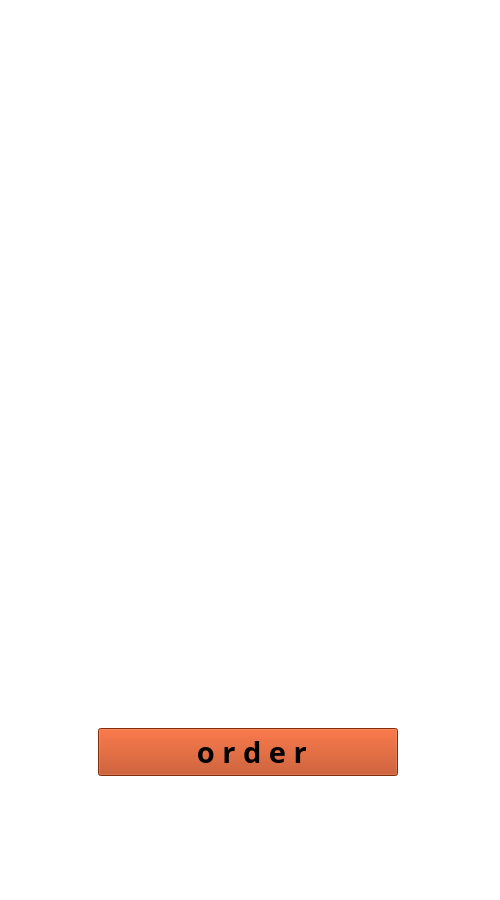
Old version of the form order_ui.ui in the repository 94jjiisu/SE_KIOSK.
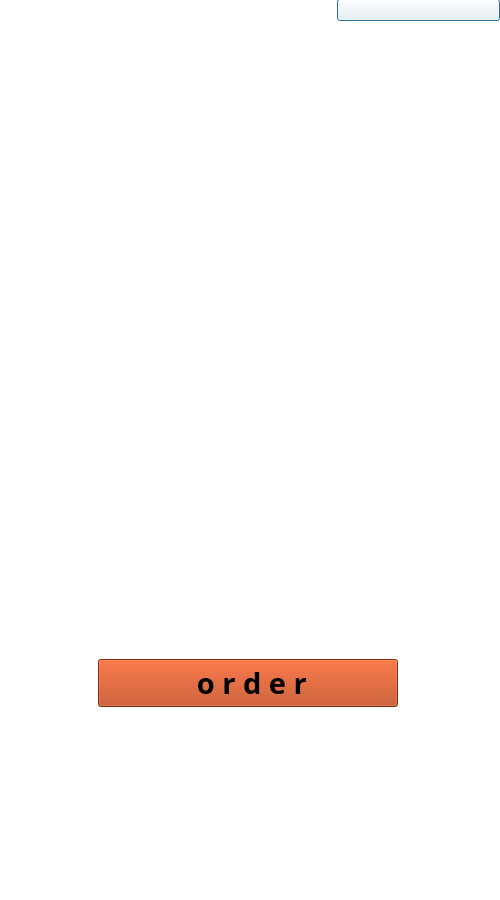
New version of the form.

Commit message:
주문하기 화면 UI
관리자 모드 들어가는 버튼 추가(투명하게 설정해 놓음)

The edit to the form file:
```diff
--- a/order_ui.ui
+++ b/order_ui.ui
@@ -64,14 +64,32 @@
    </property>
    <layout class="QVBoxLayout" name="verticalLayout">
     <item>
+     <layout class="QHBoxLayout" name="horizontalLayout_2">
+      <item>
      <widget class="QLabel" name="label">
+        <property name="text">
+         <string/>
+        </property>
+       </widget>
+      </item>
+      <item>
+       <widget class="QLabel" name="label_5">
+        <property name="text">
+         <string/>
+        </property>
+       </widget>
+      </item>
+      <item>
+       <widget class="QPushButton" name="manage_btn"> #관리자 모드 넘어가는 
       <property name="styleSheet">
-       <string notr="true"/>
+         <string notr="true">background: rgba(255, 255, 255, 0)</string>
       </property>
       <property name="text">
        <string/>
       </property>
      </widget>
+      </item>
+     </layout>
     </item>
     <item>
      <widget class="QLabel" name="label_2">
```
Left out of the diff: 2 changed lines with no effect on the pictures. Lines whose indentation alone changed are shown as unchanged.
